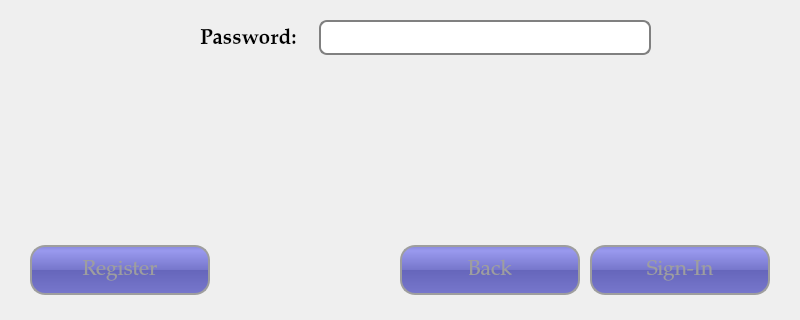
This is UI/LoginPageUI.ui in tural777/FinalProject as Qt 5 draws it before an edit; both pictures show x 0 to 800 and y 280 to 600 of the 800 by 600 pixel window. The edited form follows.
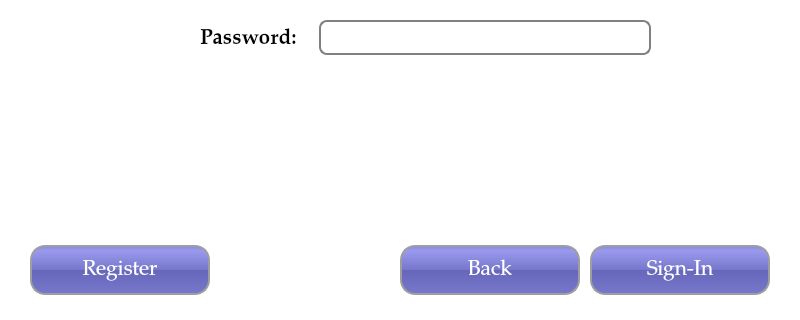
This is the edited form.

```diff
--- a/UI/LoginPageUI.ui
+++ b/UI/LoginPageUI.ui
@@ -31,6 +31,9 @@
   <property name="windowTitle">
    <string>Term Spors Complex</string>
   </property>
+  <property name="styleSheet">
+   <string notr="true">background-color: rgb(255, 255, 255);</string>
+  </property>
   <widget class="QLabel" name="lbl_title">
    <property name="geometry">
     <rect>
@@ -79,7 +82,7 @@
 	border: 2px solid #9E9E9E;
 	border-radius: 15px;
 	background-color: QLinearGradient( x1: 0, y1: 0, x2: 0, y2: 1, stop: 0 #88d, stop: 0.1 #99e, stop: 0.49 #77c, stop: 0.5 #66b, stop: 1 #77c);
-	color: #9E9E9E;
+	color: #FFFFFF;
 }
 QPushButton:hover{
 	color: #FFFFFF;
@@ -120,7 +123,7 @@
 	border: 2px solid #9E9E9E;
 	border-radius: 15px;
 	background-color: QLinearGradient( x1: 0, y1: 0, x2: 0, y2: 1, stop: 0 #88d, stop: 0.1 #99e, stop: 0.49 #77c, stop: 0.5 #66b, stop: 1 #77c);
-	color: #9E9E9E;
+	color: #FFFFFF;
 }
 QPushButton:hover{
 	color: #FFFFFF;
@@ -243,7 +246,7 @@
 	border: 2px solid #9E9E9E;
 	border-radius: 15px;
 	background-color: QLinearGradient( x1: 0, y1: 0, x2: 0, y2: 1, stop: 0 #88d, stop: 0.1 #99e, stop: 0.49 #77c, stop: 0.5 #66b, stop: 1 #77c);
-	color: #9E9E9E;
+	color: #FFFFFF;
 }
 QPushButton:hover{
 	color: #FFFFFF;
```
Left out of the diff: 21 changed lines with no effect on the pictures.
